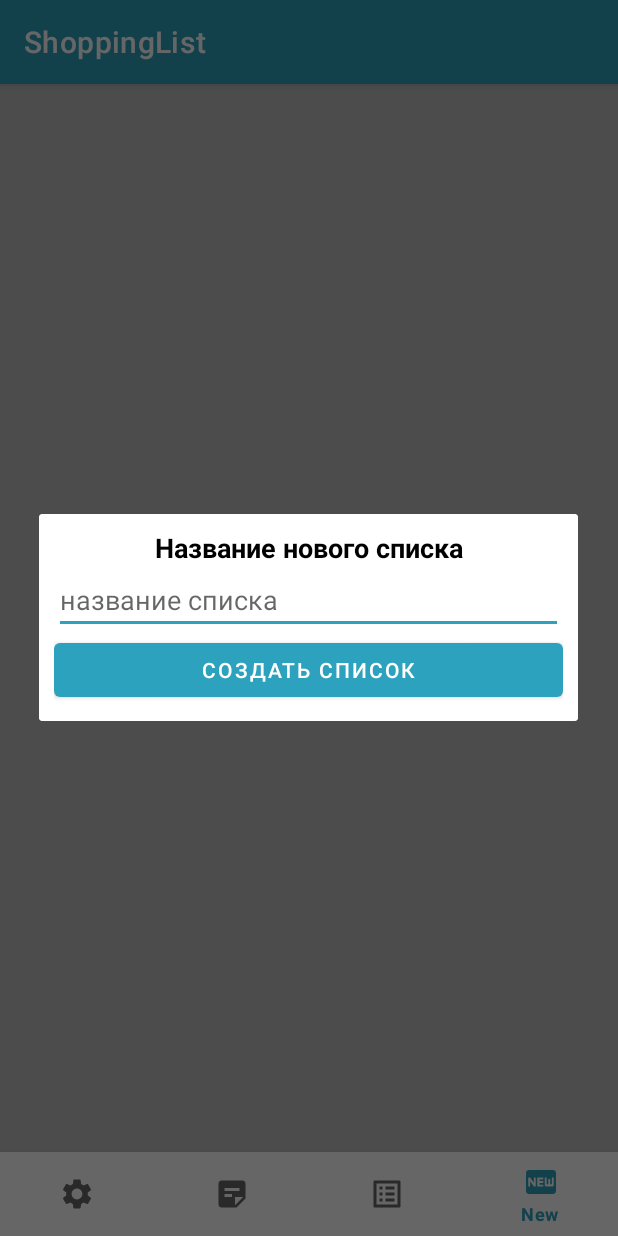
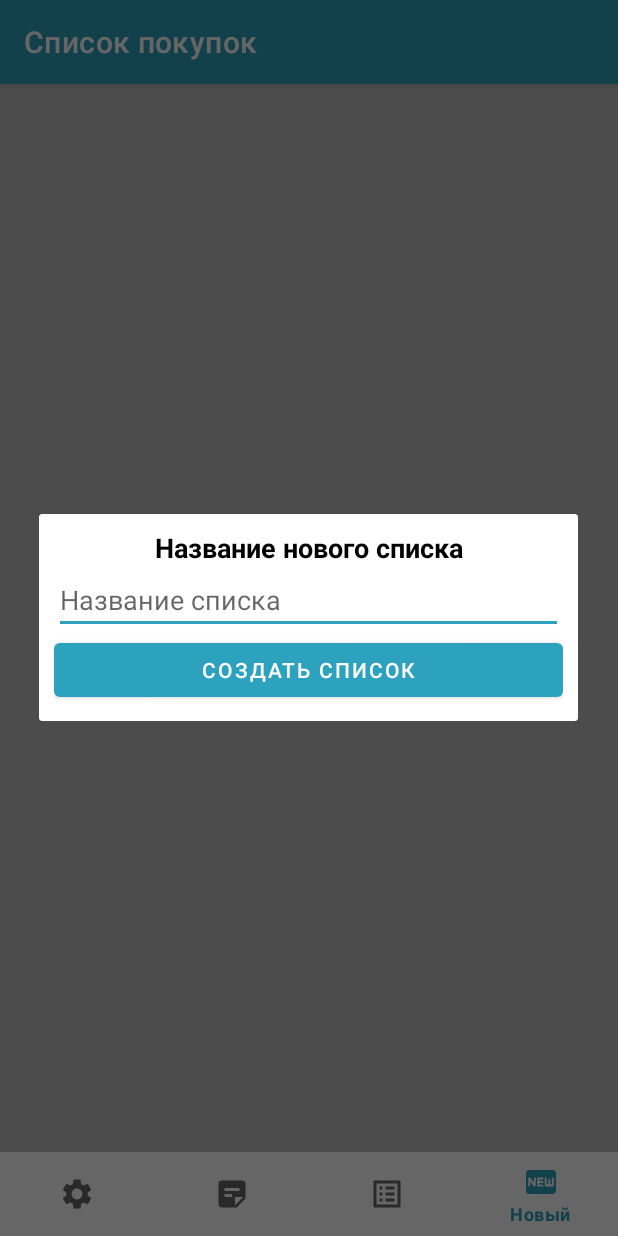
Before and after one commit to Bakulin-Nikolas/ShoppingList, an Android app: the screen it shows after launch (MainActivity), item 4 of the bottom bar chosen, on a phone screen of 412 x 824 dp. Run offline under Robolectric (Android 15) with nearby library versions, the phone set to English and light mode, and no system bars; our stand-ins replace Room's generated code.

Commit message:
style app and set title

```diff
--- a/app/src/main/java/com/nikolas/shoppinglist/activities/MainActivity.kt
+++ b/app/src/main/java/com/nikolas/shoppinglist/activities/MainActivity.kt
@@ -38,14 +38,17 @@ class MainActivity : AppCompatActivity(), NewListDialog.Listener {
         binding.bNav.setOnItemSelectedListener {
             when(it.itemId) {
                 R.id.settings -> {
+                    setTitle(R.string.settings)
                     startActivity(Intent(this, SettingsActivity::class.java))
                 }
                 R.id.notes -> {
                     currentMenuItemId = R.id.notes
+                    setTitle(R.string.notes)
                     FragmentManager.setFragment(NoteFragment.newInstance(), this)
                 }
                 R.id.shop_list -> {
                     currentMenuItemId = R.id.shop_list
+                    setTitle(R.string.app_name)
                     FragmentManager.setFragment(ShopListNamesFragment.newInstance(), this)
                 }
                 R.id.new_item -> {
--- a/app/src/main/java/com/nikolas/shoppinglist/activities/NewNoteActivity.kt
+++ b/app/src/main/java/com/nikolas/shoppinglist/activities/NewNoteActivity.kt
@@ -43,6 +43,7 @@ class NewNoteActivity : AppCompatActivity() {
         defPref = PreferenceManager.getDefaultSharedPreferences(this)
         setTheme(getSelectedTheme())
         setContentView(binding.root)
+        setTitle(R.string.new_note)
         actionBarSettings()
         getNote()
         init()
@@ -81,6 +82,7 @@ class NewNoteActivity : AppCompatActivity() {
     private fun getNote() {
         val sNote = intent.getSerializableExtra(NoteFragment.NEW_NOTE_KEY)
         if (sNote != null) {
+            setTitle(R.string.edit_note)
             note = sNote as NoteItem
             fillNote()
         }
--- a/app/src/main/java/com/nikolas/shoppinglist/fragments/NoteFragment.kt
+++ b/app/src/main/java/com/nikolas/shoppinglist/fragments/NoteFragment.kt
@@ -1,5 +1,6 @@
 package com.nikolas.shoppinglist.fragments
 
+import android.app.ActionBar
 import android.app.Activity
 import android.content.Intent
 import android.content.SharedPreferences
--- a/app/src/main/java/com/nikolas/shoppinglist/fragments/ShopListNamesFragment.kt
+++ b/app/src/main/java/com/nikolas/shoppinglist/fragments/ShopListNamesFragment.kt
@@ -2,6 +2,7 @@ package com.nikolas.shoppinglist.fragments
 
 import android.content.Intent
 import android.os.Bundle
+import android.util.Log
 import android.view.LayoutInflater
 import android.view.View
 import android.view.ViewGroup
@@ -103,6 +104,7 @@ class ShopListNamesFragment : BaseFragment(), ShopListNameAdapter.Listener {
     }
 
     override fun onClickItem(shopListNameItem: ShopListNameItem) {
+        activity?.setTitle(shopListNameItem.name)
         val i = Intent(activity, ShopListActivity::class.java).apply {
             putExtra(ShopListActivity.SHOP_LIST_NAME, shopListNameItem)
         }
--- a/app/src/main/java/com/nikolas/shoppinglist/settings/SettingsActivity.kt
+++ b/app/src/main/java/com/nikolas/shoppinglist/settings/SettingsActivity.kt
@@ -15,6 +15,7 @@ class SettingsActivity : AppCompatActivity() {
         defPref = PreferenceManager.getDefaultSharedPreferences(this)
         setTheme(getSelectedTheme())
         setContentView(R.layout.activity_settings)
+        setTitle(R.string.settings)
         if(savedInstanceState == null) {
             supportFragmentManager.beginTransaction().replace(R.id.placeHolder, SettingsFragment()).commit()
         }
--- a/app/src/main/res/layout/note_list_item.xml
+++ b/app/src/main/res/layout/note_list_item.xml
@@ -57,6 +57,7 @@
                     android:layout_width="match_parent"
                     android:layout_height="wrap_content"
                     android:layout_marginTop="2dp"
+                    android:lines="5"
                     android:text="TextView"
                     android:textColor="@color/black" />
 
--- a/app/src/main/res/values/strings.xml
+++ b/app/src/main/res/values/strings.xml
@@ -1,13 +1,15 @@
 <resources>
-    <string name="app_name">ShoppingList</string>
-    <string name="settings">Settings</string>
-    <string name="notes">Notes</string>
-    <string name="shop_list">Shop list</string>
-    <string name="new_item">New</string>
-    <string name="title_hint">Title</string>
-    <string name="description_hint">Description</string>
+    <string name="app_name">Список покупок</string>
+    <string name="settings">Настройки</string>
+    <string name="notes">Заметки</string>
+    <string name="new_note">Новая заметка</string>
+    <string name="edit_note">Редактирование</string>
+    <string name="shop_list">Покупки</string>
+    <string name="new_item">Новый</string>
+    <string name="title_hint">Заголовок</string>
+    <string name="description_hint">Описание</string>
     <string name="new_list">Название нового списка</string>
-    <string name="list_name">название списка</string>
+    <string name="list_name">Название списка</string>
     <string name="button_create_list">Создать список</string>
     <!-- TODO: Remove or change this placeholder text -->
     <string name="hello_blank_fragment">Hello blank fragment</string>
```
Also changed, not shown: app/src/main/java/com/nikolas/shoppinglist/activities/ShopListActivity.kt (+23 -1 lines).
